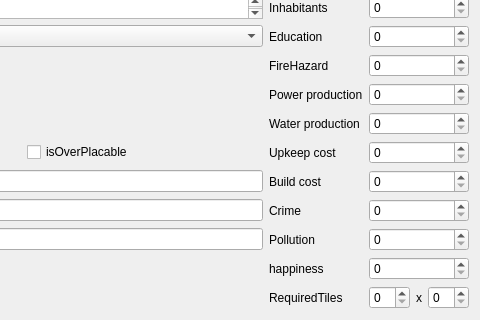
Above: src/TileDataUI.ui from CytopiaTeam/TileData-Editor before the change; both pictures show x 572 to 1052 and y 533 to 853 of the 1052 by 853 pixel window. Below: the same form after it.
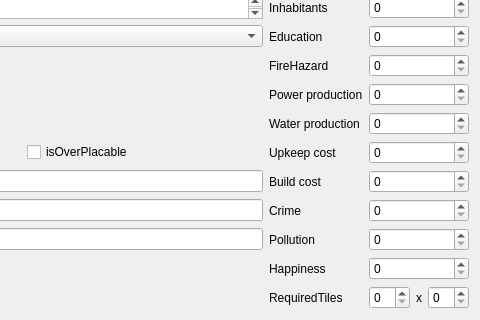
That is the form after the change.

Patch:
```diff
--- a/src/TileDataUI.ui
+++ b/src/TileDataUI.ui
@@ -157,7 +157,7 @@
         <string>The effect on happiness around this building.	</string>
        </property>
        <property name="text">
-        <string>happiness</string>
+        <string>Happiness</string>
        </property>
       </widget>
      </item>
```
